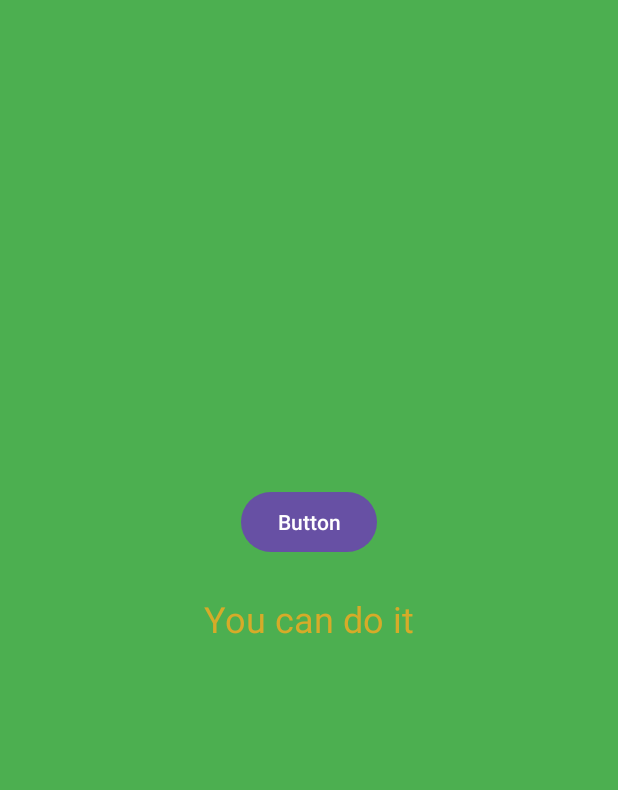
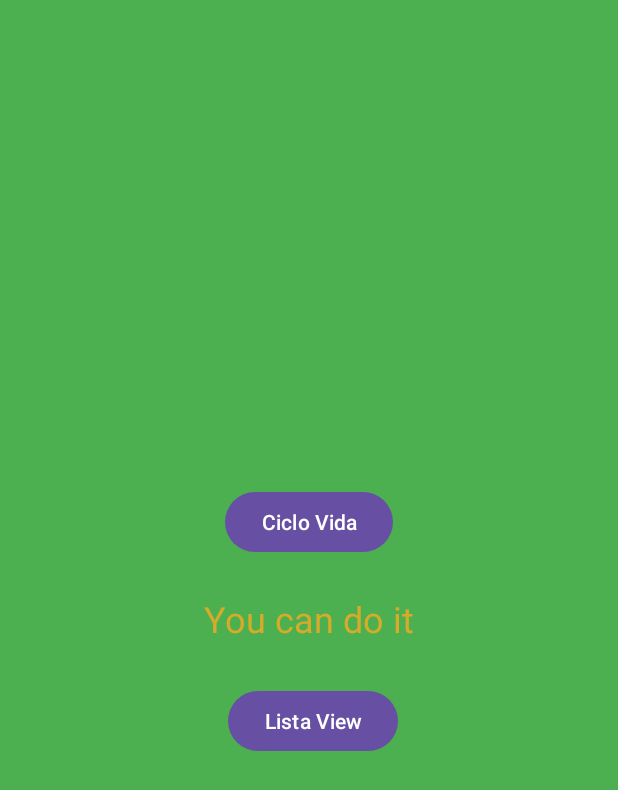
Before and after one commit to MOV-2024-B-SW-GR1/mov-sw-gr1-tuquerrez-flores-atik-amilcar, an Android app: the screen it shows after launch (MainActivity), on a phone screen of 412 x 824 dp. Shown: the top 790 px of the screen. Run offline under Robolectric (Android 15) with nearby library versions, the light colour scheme and no system bars.

Commit message:
Add: clase 12

```diff
--- a/01-Andrioid/app/src/main/AndroidManifest.xml
+++ b/01-Andrioid/app/src/main/AndroidManifest.xml
@@ -13,6 +13,9 @@
         android:theme="@style/Theme.Sw2024bgr1_aatf"
         tools:targetApi="31">
         <activity
+            android:name=".BListView"
+            android:exported="false" />
+        <activity
             android:name=".ACicloVida"
             android:exported="false" />
         <activity
--- a/01-Andrioid/app/src/main/java/com/example/sw2024bgr1_aatf/MainActivity.kt
+++ b/01-Andrioid/app/src/main/java/com/example/sw2024bgr1_aatf/MainActivity.kt
@@ -24,6 +24,12 @@ class MainActivity : AppCompatActivity() {
             .setOnClickListener{
                 irActividad(ACicloVida::class.java)
             }
+
+        val botonListView = findViewById<Button>(R.id.btn_ir_list_view)
+        botonListView
+            .setOnClickListener{
+                irActividad(BListView::class.java)
+            }
     }
 
     fun irActividad(clase:Class<*>){
--- a/01-Andrioid/app/src/main/res/layout/activity_main.xml
+++ b/01-Andrioid/app/src/main/res/layout/activity_main.xml
@@ -26,9 +26,20 @@
         android:layout_width="wrap_content"
         android:layout_height="wrap_content"
         android:layout_marginBottom="24dp"
-        android:text="Button"
+        android:text="Ciclo Vida"
         app:layout_constraintBottom_toTopOf="@+id/textView"
         app:layout_constraintEnd_toEndOf="@+id/textView"
         app:layout_constraintStart_toStartOf="@+id/textView" />
 
+    <Button
+        android:id="@+id/btn_ir_list_view"
+        android:layout_width="wrap_content"
+        android:layout_height="wrap_content"
+        android:layout_marginTop="28dp"
+        android:text="Lista View"
+        app:layout_constraintEnd_toEndOf="@+id/textView"
+        app:layout_constraintHorizontal_bias="0.588"
+        app:layout_constraintStart_toStartOf="@+id/textView"
+        app:layout_constraintTop_toBottomOf="@+id/textView" />
+
 </androidx.constraintlayout.widget.ConstraintLayout>
```
Also changed, not shown: 01-Andrioid/app/src/main/java/com/example/sw2024bgr1_aatf/BBaseDatosMemoria.kt (added, +12 -0 lines), 01-Andrioid/app/src/main/java/com/example/sw2024bgr1_aatf/BEntrenador.kt (added, +11 -0 lines), 01-Andrioid/app/src/main/java/com/example/sw2024bgr1_aatf/BListView.kt (added, +43 -0 lines), 01-Andrioid/app/src/main/res/layout/activity_blist_view.xml (added, +29 -0 lines), 01-Andrioid/app/src/main/res/menu/menu.xml (added, +11 -0 lines).
